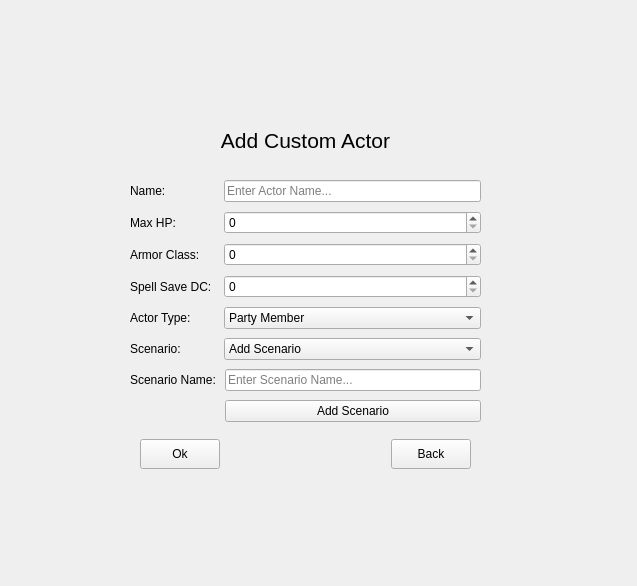
Old version of the form Dnd-Combat-Tracker/addactorform.ui in the repository taintedbones/Dnd-Combat-Tracker.
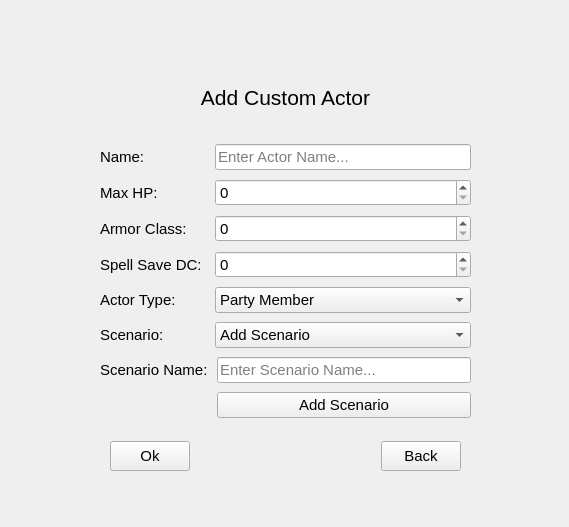
New version of the form.

Commit message:
Add Actor Form linked to Main Window
Appears in combat screen when user clicks add actor button & when program first starts (for testing)

```diff
--- a/Dnd-Combat-Tracker/addactorform.ui
+++ b/Dnd-Combat-Tracker/addactorform.ui
@@ -6,20 +6,25 @@
    <rect>
     <x>0</x>
     <y>0</y>
-    <width>637</width>
-    <height>586</height>
+    <width>569</width>
+    <height>527</height>
    </rect>
   </property>
+  <property name="font">
+   <font>
+    <pointsize>11</pointsize>
+   </font>
+  </property>
   <property name="windowTitle">
    <string>Form</string>
   </property>
   <widget class="QStackedWidget" name="stackedWidget">
    <property name="geometry">
     <rect>
-     <x>20</x>
+     <x>30</x>
      <y>30</y>
-     <width>591</width>
-     <height>551</height>
+     <width>521</width>
+     <height>491</height>
     </rect>
    </property>
    <property name="currentIndex">
@@ -113,10 +118,10 @@
     <widget class="QWidget" name="verticalLayoutWidget">
      <property name="geometry">
       <rect>
-       <x>110</x>
-       <y>80</y>
-       <width>351</width>
-       <height>359</height>
+       <x>70</x>
+       <y>30</y>
+       <width>371</width>
+       <height>411</height>
       </rect>
      </property>
      <layout class="QVBoxLayout" name="verticalLayout_3">
```
Left out of the diff: 4 changed lines with no effect on the pictures. The commit also changes 5 other files.
